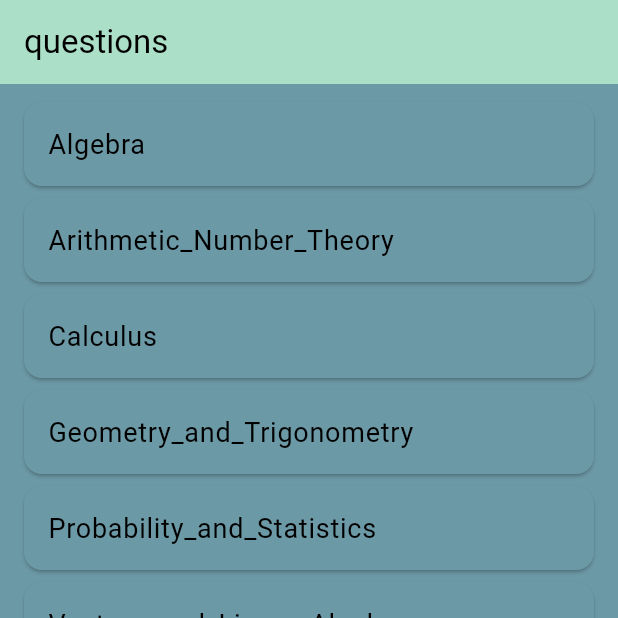
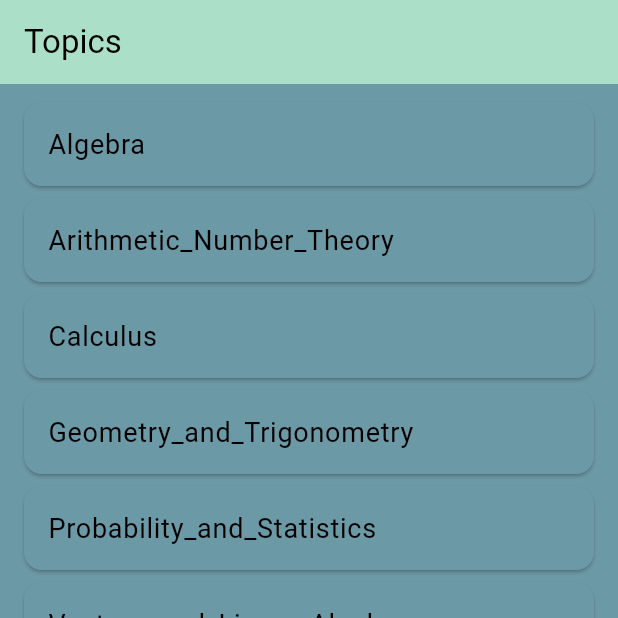
Before and after one commit to josefgull/math_quiz, a Flutter app: the screen it shows after launch, on a phone screen of 412 x 824 dp, the top half of it. Run offline on Flutter 3.47's test engine with Material 3 defaults, Android fonts, the phone set to English and light mode, and no system bars; our stand-ins replace google_mobile_ads, shared_preferences; missing offline and left inert: flutter_math_fork.

Commit message:
last for today

```diff
--- a/lib/menu.dart
+++ b/lib/menu.dart
@@ -54,7 +54,7 @@ final Folder rootMenu = Folder(
   name: 'root',
   subfolders: [
     Folder(
-      name: 'questions',
+      name: 'Topics',
       subfolders: [
         Folder(
           name: 'Algebra',
```
